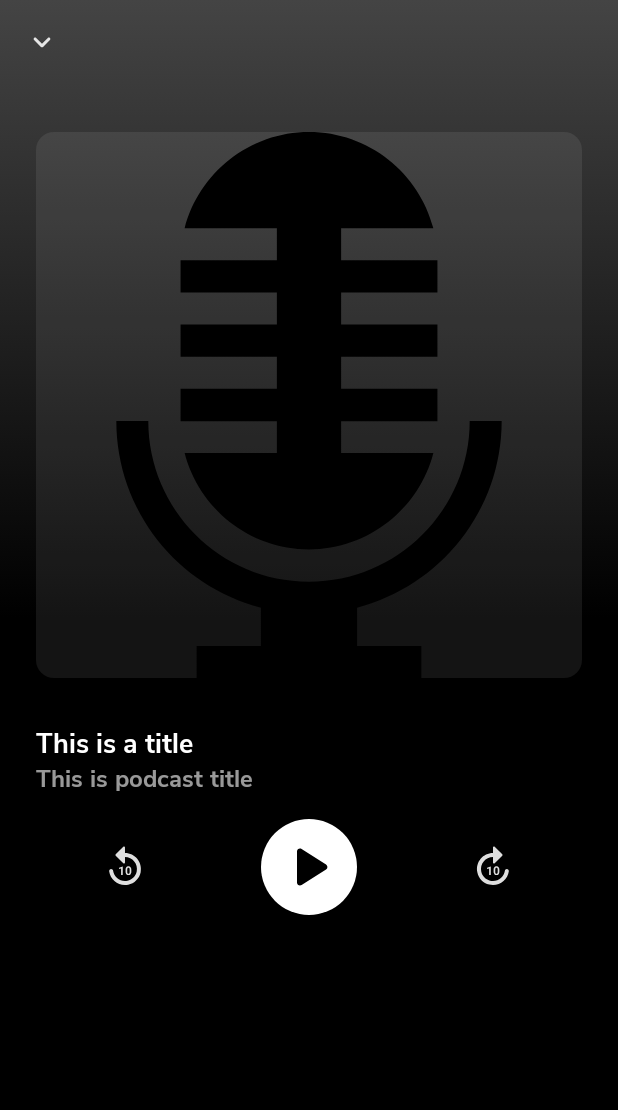
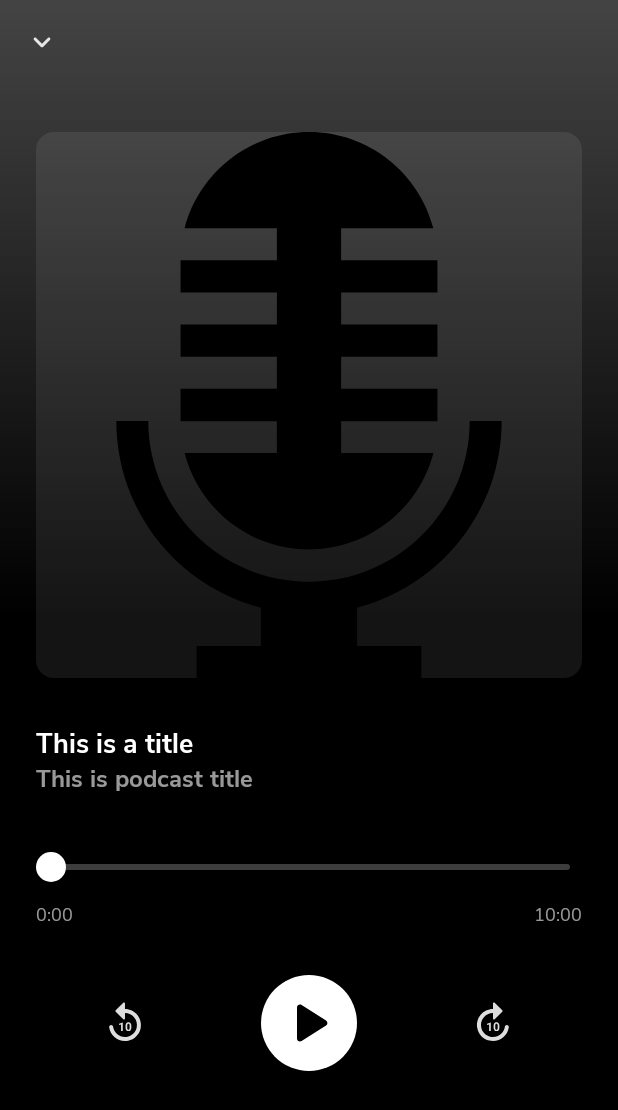
Before and after one commit to fabirt/podcast-app, an Android app built with Jetpack Compose: the @Preview function PodcastPlayerPreview, on a phone screen of 412 x 824 dp. Shown: the top 1110 px of the screen. Run offline under Robolectric (Android 15) with nearby library versions, the phone set to English and light mode, and no system bars; our stand-ins replace accompanist; network calls fail.

Commit message:
Slider to display current playback position

```diff
--- a/android/app/src/main/java/com/fabirt/podcastapp/ui/podcast/PodcastPlayerScreen.kt
+++ b/android/app/src/main/java/com/fabirt/podcastapp/ui/podcast/PodcastPlayerScreen.kt
@@ -11,6 +11,7 @@ import androidx.compose.foundation.gestures.Orientation
 import androidx.compose.foundation.layout.*
 import androidx.compose.foundation.shape.CircleShape
 import androidx.compose.material.*
+import androidx.compose.material.ProgressIndicatorDefaults.IndicatorBackgroundOpacity
 import androidx.compose.material.icons.Icons
 import androidx.compose.material.icons.rounded.KeyboardArrowDown
 import androidx.compose.runtime.*
@@ -35,6 +36,7 @@ import coil.request.ImageRequest
 import com.fabirt.podcastapp.R
 import com.fabirt.podcastapp.domain.model.Episode
 import com.fabirt.podcastapp.domain.model.Podcast
+import com.fabirt.podcastapp.ui.common.EmphasisText
 import com.fabirt.podcastapp.ui.common.IconButton
 import com.fabirt.podcastapp.ui.common.PreviewContent
 import com.fabirt.podcastapp.ui.common.ViewModelProvider
@@ -123,6 +125,7 @@ fun PodcastPlayerBody(episode: Episode, backDispatcher: OnBackPressedDispatcher)
             gradientColor = gradientColor,
             yOffset = swipeableState.offset.value.roundToInt(),
             playPauseIcon = iconResId,
+            playbackProgress = podcastPlayer.currentEpisodeProgress,
             onRewind = {
                 podcastPlayer.rewind()
             },
@@ -135,6 +138,10 @@ fun PodcastPlayerBody(episode: Episode, backDispatcher: OnBackPressedDispatcher)
         ) {
             podcastPlayer.showPlayerFullScreen = false
         }
+    }
+
+    LaunchedEffect("playbackPosition") {
+        podcastPlayer.updateCurrentPlaybackPosition()
     }
 
     DisposableEffect(backDispatcher) {
@@ -154,6 +161,7 @@ fun PodcastPlayerSatelessContent(
     gradientColor: Color,
     yOffset: Int,
     @DrawableRes playPauseIcon: Int,
+    playbackProgress: Float,
     onRewind: () -> Unit,
     onForward: () -> Unit,
     onTooglePlayback: () -> Unit,
@@ -221,12 +229,39 @@ fun PodcastPlayerSatelessContent(
                             }
                         )
 
+                        Column(
+                            modifier = Modifier
+                                .fillMaxWidth()
+                                .padding(vertical = 24.dp)
+                        ) {
+                            Slider(
+                                value = playbackProgress,
+                                onValueChange = {},
+                                modifier = Modifier
+                                    .fillMaxWidth(),
+                                colors = SliderDefaults.colors(
+                                    thumbColor = MaterialTheme.colors.onBackground,
+                                    activeTrackColor = MaterialTheme.colors.onBackground,
+                                    inactiveTrackColor = MaterialTheme.colors.onBackground.copy(alpha = IndicatorBackgroundOpacity),
+                                )
+                            )
+
+                            Row(
+                                modifier = Modifier.fillMaxWidth(),
+                                horizontalArrangement = Arrangement.SpaceBetween,
+                                verticalAlignment = Alignment.CenterVertically
+                            ) {
+                                EmphasisText(text = "0:00")
+                                EmphasisText(text = "10:00")
+                            }
+                        }
+
                         Row(
                             horizontalArrangement = Arrangement.SpaceAround,
                             verticalAlignment = Alignment.CenterVertically,
                             modifier = Modifier
                                 .fillMaxWidth()
-                                .padding(vertical = 16.dp),
+                                .padding(vertical = 8.dp),
                         ) {
                             Icon(
                                 painter = painterResource(R.drawable.ic_round_replay_10),
@@ -288,6 +323,7 @@ fun PodcastPlayerPreview() {
             gradientColor = Color.DarkGray,
             yOffset = 0,
             playPauseIcon = R.drawable.ic_round_play_arrow,
+            playbackProgress = 0f,
             onClose = { },
             onForward = { },
             onRewind = { },
```
Also changed, not shown: android/app/src/main/java/com/fabirt/podcastapp/ui/viewmodel/PodcastPlayerViewModel.kt (+27 -1 lines).
